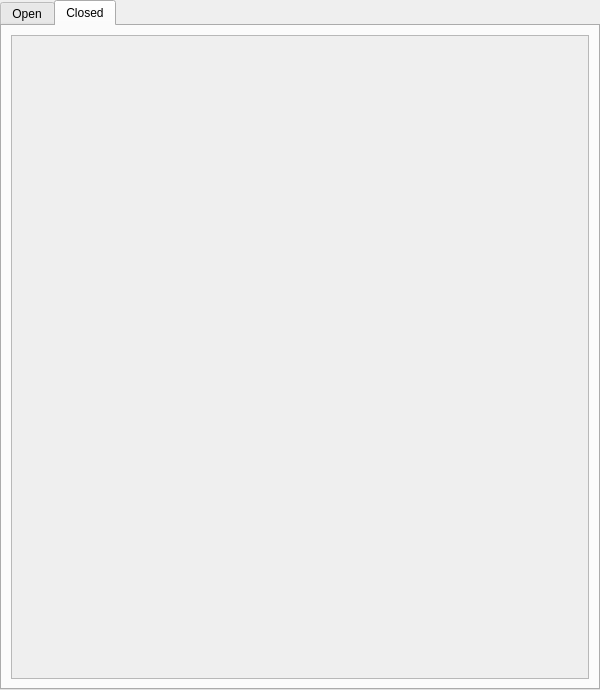
Above: qissuereporter/viewer/viewer.ui from CrinitusFeles/QIssueReporter before the change. Below: the same form after it.
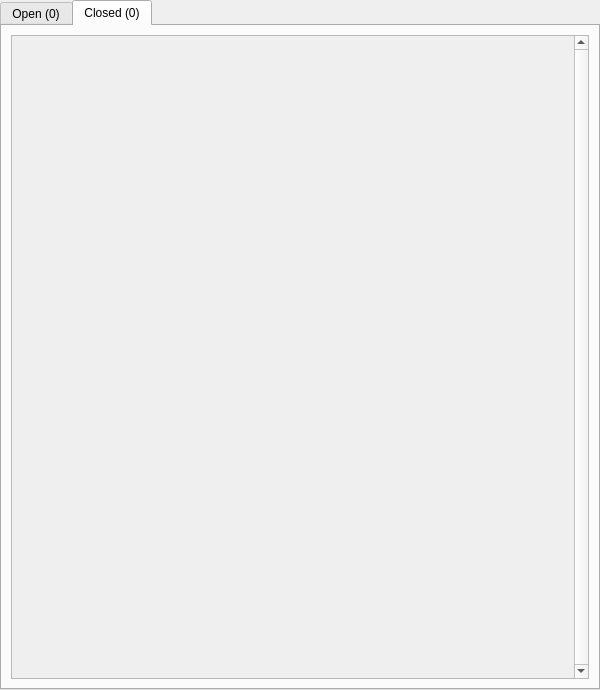
That is the form after the change. The open tabs and pages were chosen to show the change.

The edit to the form file:
```diff
--- a/qissuereporter/viewer/viewer.ui
+++ b/qissuereporter/viewer/viewer.ui
@@ -39,7 +39,7 @@
      </property>
      <widget class="QWidget" name="tab">
       <attribute name="title">
-       <string>Open</string>
+       <string>Open (0)</string>
       </attribute>
       <layout class="QVBoxLayout" name="verticalLayout">
        <property name="leftMargin">
@@ -105,11 +105,17 @@
      </widget>
      <widget class="QWidget" name="tab_2">
       <attribute name="title">
-       <string>Closed</string>
+       <string>Closed (0)</string>
       </attribute>
       <layout class="QVBoxLayout" name="verticalLayout_3">
        <item>
         <widget class="QScrollArea" name="scrollArea_2">
+         <property name="verticalScrollBarPolicy">
+          <enum>Qt::ScrollBarAlwaysOn</enum>
+         </property>
+         <property name="horizontalScrollBarPolicy">
+          <enum>Qt::ScrollBarAlwaysOff</enum>
+         </property>
          <property name="widgetResizable">
           <bool>true</bool>
          </property>
@@ -121,7 +127,7 @@
            <rect>
             <x>0</x>
             <y>0</y>
-            <width>574</width>
+            <width>557</width>
             <height>644</height>
            </rect>
           </property>
```
Left out of the diff: 5 changed lines with no effect on the pictures.
